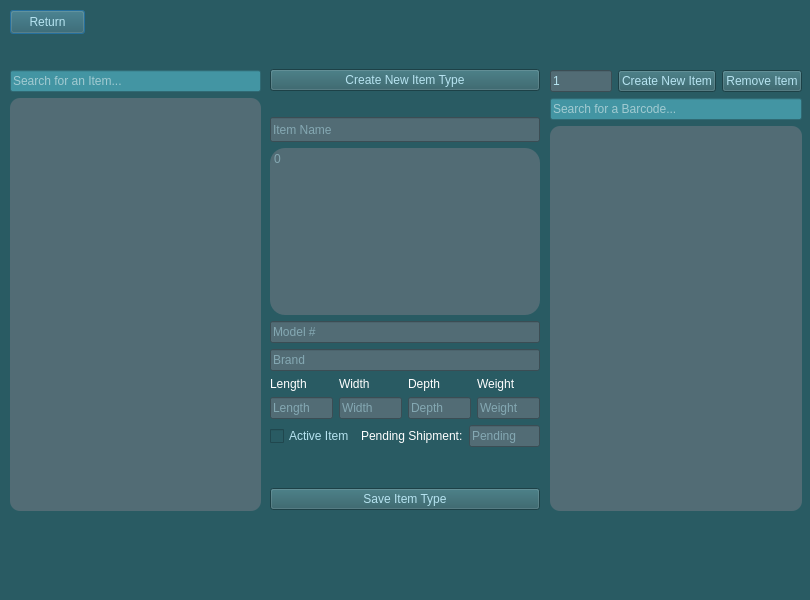
Before: the Qt Designer form UI/items_window.ui in npaolini-8/se-group-5, drawn with Qt 5.
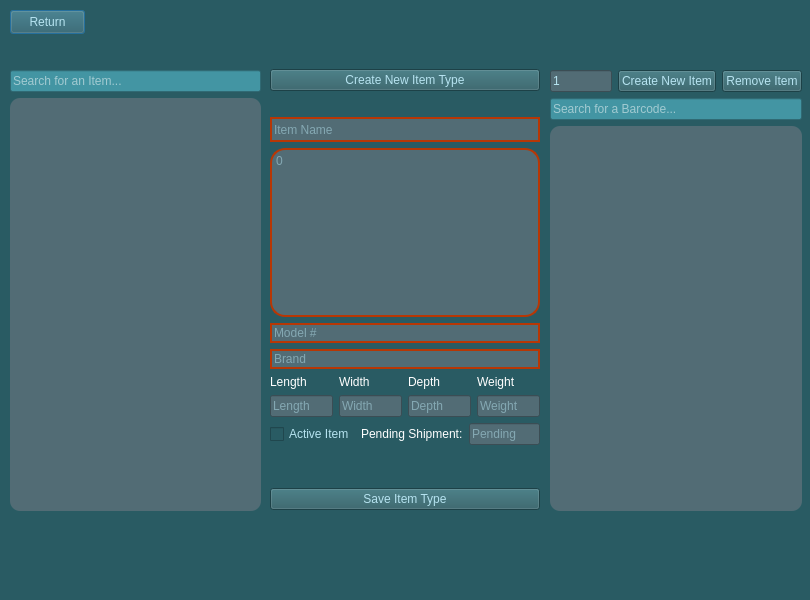
After: the same form once the commit is applied.

What changed in the file:
```diff
--- a/UI/items_window.ui
+++ b/UI/items_window.ui
@@ -119,7 +119,8 @@
        <string notr="true">background-color: #526c75;
 color: #B6E3F0;
 
-font-size: 12px;</string>
+font-size: 12px;
+border: 2px solid #b73705</string>
       </property>
       <property name="text">
        <string/>
@@ -135,7 +136,8 @@
        <string notr="true">background-color: #526c75;
 color: #B6E3F0;
 border-radius: 15px;
-font-size: 12px;</string>
+font-size: 12px;
+border: 2px solid #b73705</string>
       </property>
       <property name="cursorWidth">
        <number>0</number>
@@ -151,7 +153,8 @@
        <string notr="true">background-color: #526c75;
 color: #B6E3F0;
 
-font-size: 12px;</string>
+font-size: 12px;
+border: 2px solid #b73705</string>
       </property>
       <property name="placeholderText">
        <string>Model #</string>
@@ -164,7 +167,8 @@
        <string notr="true">background-color: #526c75;
 color: #B6E3F0;
 
-font-size: 12px;</string>
+font-size: 12px;
+border: 2px solid #b73705</string>
       </property>
       <property name="placeholderText">
        <string>Brand</string>
```
